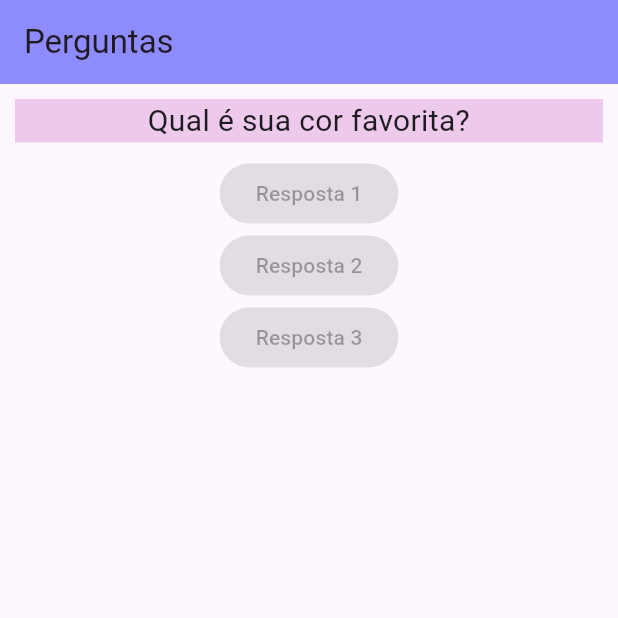
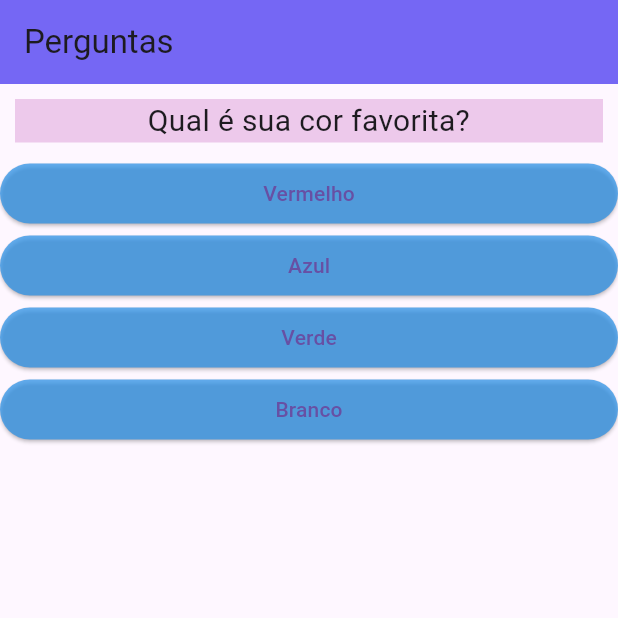
Before and after one commit to ArthurRCastilho/projetoperguntas, a Flutter app: the screen it shows after launch, on a phone screen of 412 x 824 dp, the top half of it. Run offline on Flutter 3.47's test engine with Material 3 defaults, Android fonts, the phone set to English and light mode, and no system bars.

```diff
--- a/lib/main.dart
+++ b/lib/main.dart
@@ -17,28 +17,44 @@ class _PerguntaAppState extends State<PerguntaApp> {
 
   @override
   Widget build(BuildContext context) {
-    final perguntas = [
-      'Qual é sua cor favorita?',
-      'Qual seu animal favorito?',
-      'Quantas letras tem seu nome?',
-      'Qual sua matéria favorita?',
+    final List<Map<String, Object>> perguntas = [
+      {
+        'texto': 'Qual é sua cor favorita?',
+        'respostas': ['Vermelho', 'Azul', 'Verde', 'Branco']
+      },
+      {
+        'texto': 'Qual seu animal favorito?',
+        'respostas': ['Cachorro', 'Gato', 'Tigre', 'Leão']
+      },
+      {
+        'texto': 'Quantas letras tem seu nome?',
+        'respostas': ['Menos que 5', '6 a 8', '9 a 11', 'Mais que 11']
+      },
+      {
+        'texto': 'Qual sua matéria favorita?',
+        'respostas': ['Matematica', 'Portugues', 'Historia', 'Fisica']
+      },
     ];
+
+    List<Widget> respostas = [];
+    for (String textResp
+        in perguntas[_perguntaSelecionada]['respostas'] as List) {
+      respostas.add(Respostas(textResp, _responder));
+    }
 
     return MaterialApp(
       home: Scaffold(
         // Responsavel para dar estrutura a aplicação
         appBar: AppBar(
-          backgroundColor: Color.fromRGBO(51, 51, 255, 0.553),
+          backgroundColor:const Color.fromRGBO(28, 9, 237, 0.605),
           // foregroundColor: Color.fromRGBO(177, 9, 23, 0.635), Cor da letra
-          shadowColor: Color.fromRGBO(13, 150, 132, 0.499),
+          shadowColor:const Color.fromRGBO(0, 255, 123, 0.498),
           title: const Text('Perguntas'),
         ),
         body: Column(
           children: <Widget>[
-            Questao(perguntas[_perguntaSelecionada]),
-            Respostas('Resposta 1'),
-            Respostas('Resposta 2'),
-            Respostas('Resposta 3'),
+            Questao(perguntas[_perguntaSelecionada]['texto'].toString()),
+            ...respostas,
           ],
         ),
       ),
--- a/lib/respostas.dart
+++ b/lib/respostas.dart
@@ -2,14 +2,22 @@ import 'package:flutter/material.dart';
 
 class Respostas extends StatelessWidget {
   String resposta = '';
+  final void Function() quandoSelecionado;
 
-  Respostas(this.resposta);
+  Respostas(this.resposta, this.quandoSelecionado);
 
   @override
   Widget build(BuildContext context) {
-    return ElevatedButton(
-      onPressed: null,
-      child: Text(resposta),
+    return Container(
+      width: double.infinity,
+      child: ElevatedButton(
+        style: const ButtonStyle(
+          backgroundColor: MaterialStatePropertyAll<Color>(
+              Color.fromARGB(183, 39, 144, 231)),
+        ),
+        onPressed: quandoSelecionado,
+        child: Text(resposta),
+      ),
     );
   }
 }
```
